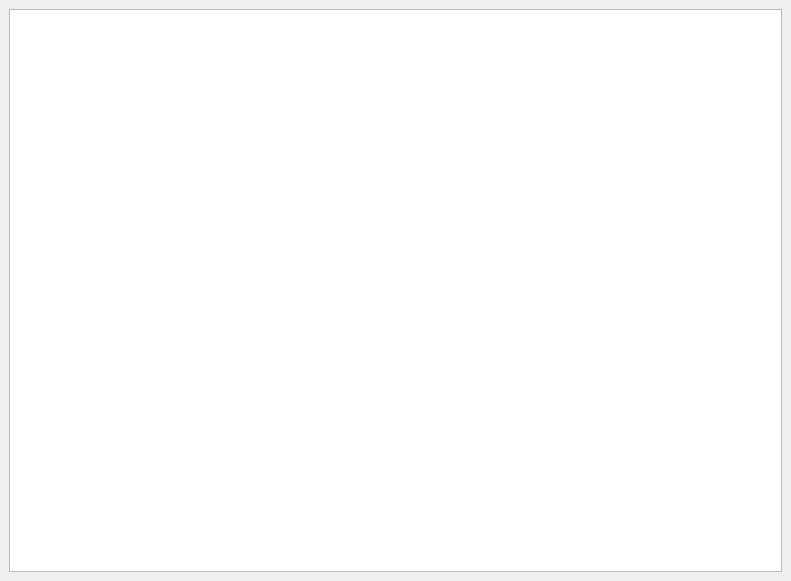
First picture: the form in 2/src/forms_ui/main_window.ui, repository dazzlemon/diit_121-ipz_y2_cg, before the edit.
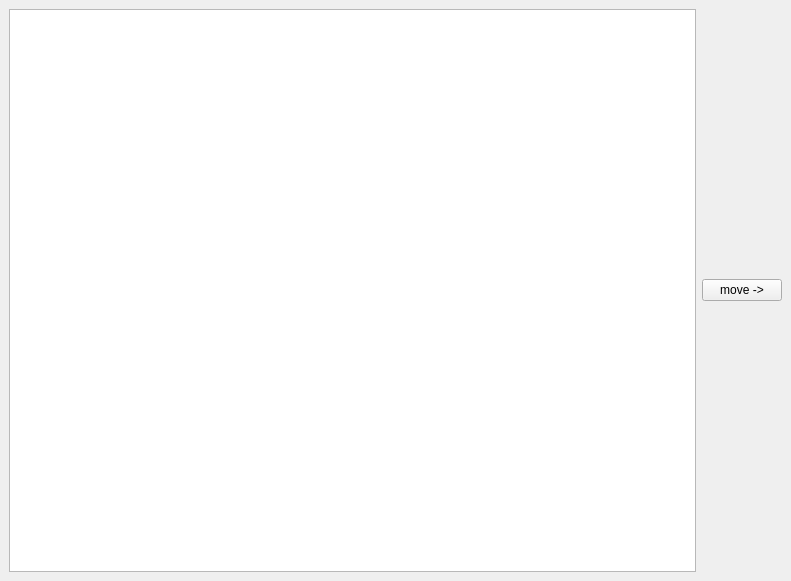
Second picture: the form after the edit.

Commit message: move right done

```diff
--- a/2/src/forms_ui/main_window.ui
+++ b/2/src/forms_ui/main_window.ui
@@ -24,6 +24,13 @@
     <item row="0" column="0">
      <widget class="QGraphicsView" name="gview"/>
     </item>
+    <item row="0" column="1">
+     <widget class="QPushButton" name="moveRightButton">
+      <property name="text">
+       <string>move -&gt;</string>
+      </property>
+     </widget>
+    </item>
    </layout>
   </widget>
  </widget>
```
The commit also changes 5 other files.
